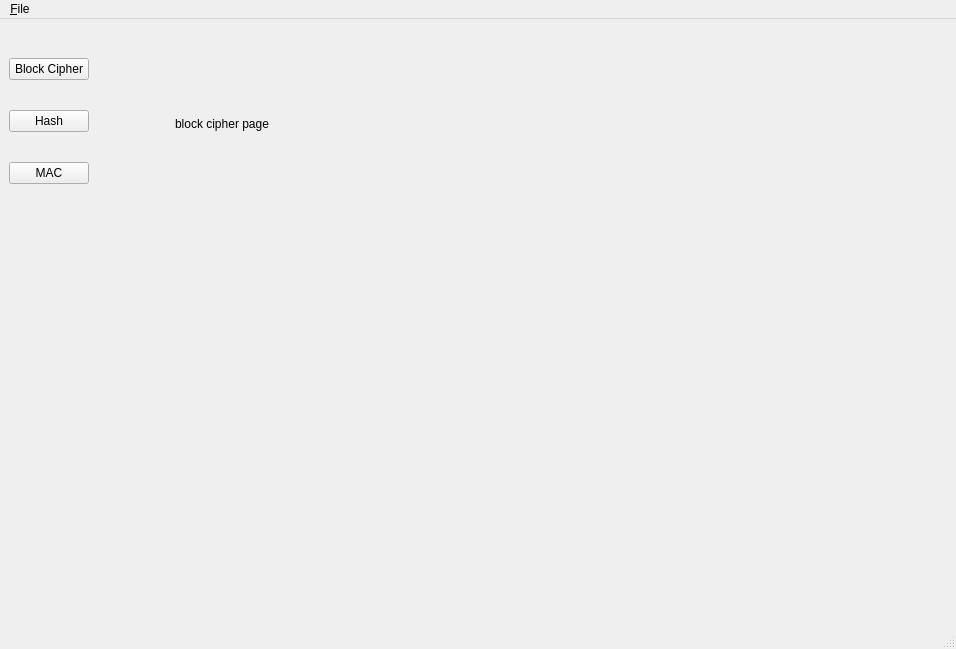
Qt form mainwindow.ui (GunwooYun/Crypttto) before a commit.
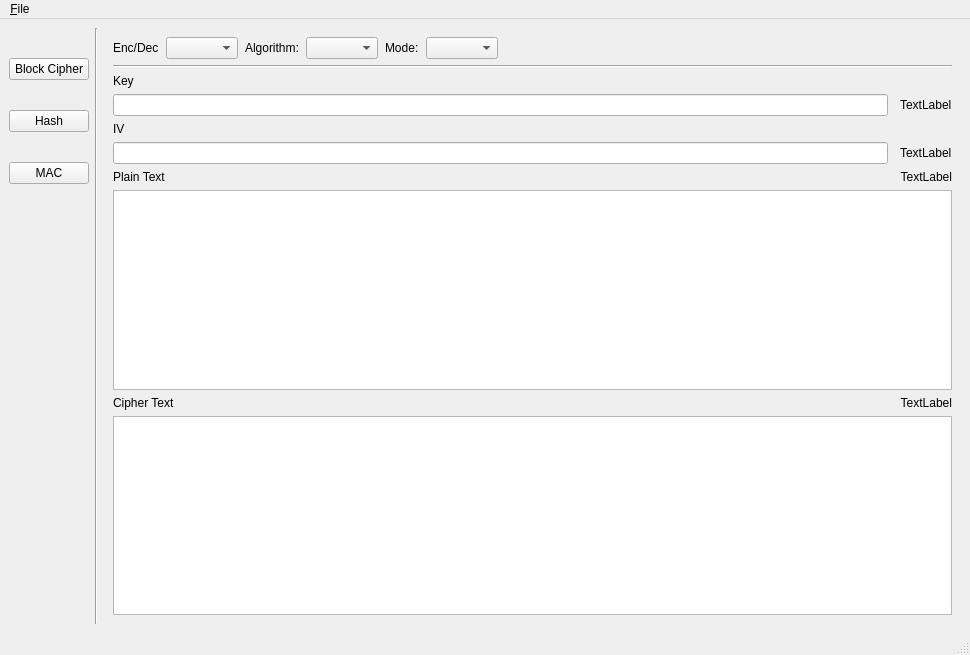
The same form after that commit. The open tabs and pages were chosen to show the change.

Commit message: Pages are implemented as code files

What changed in the file:
```diff
--- a/mainwindow.ui
+++ b/mainwindow.ui
@@ -6,8 +6,8 @@
    <rect>
     <x>0</x>
     <y>0</y>
-    <width>956</width>
-    <height>649</height>
+    <width>970</width>
+    <height>655</height>
    </rect>
   </property>
   <property name="windowTitle">
@@ -59,6 +59,13 @@
       </item>
      </layout>
     </item>
+    <item>
+     <widget class="Line" name="line_2">
+      <property name="orientation">
+       <enum>Qt::Vertical</enum>
+      </property>
+     </widget>
+    </item>
     <item>
      <widget class="QStackedWidget" name="stackedWidget">
       <property name="styleSheet">
@@ -89,19 +96,165 @@
          <height>0</height>
         </size>
        </property>
-       <widget class="QLabel" name="label">
-        <property name="geometry">
-         <rect>
-          <x>80</x>
-          <y>60</y>
-          <width>201</width>
-          <height>71</height>
-         </rect>
-        </property>
-        <property name="text">
-         <string>block cipher page</string>
-        </property>
-       </widget>
+       <layout class="QVBoxLayout" name="verticalLayout_4">
+        <item>
+         <layout class="QVBoxLayout" name="verticalLayout">
+          <item>
+           <layout class="QHBoxLayout" name="horizontalLayout_2" stretch="0,0,0,0,0,0,0">
+            <property name="spacing">
+             <number>7</number>
+            </property>
+            <item>
+             <widget class="QLabel" name="label_11">
+              <property name="text">
+               <string>Enc/Dec</string>
+              </property>
+             </widget>
+            </item>
+            <item>
+             <widget class="QComboBox" name="comboBox_3"/>
+            </item>
+            <item>
+             <widget class="QLabel" name="label_6">
+              <property name="text">
+               <string>Algorithm:</string>
+              </property>
+             </widget>
+            </item>
+            <item>
+             <widget class="QComboBox" name="comboBox"/>
+            </item>
+            <item>
+             <widget class="QLabel" name="label_7">
+              <property name="text">
+               <string>Mode:</string>
+              </property>
+             </widget>
+            </item>
+            <item>
+             <widget class="QComboBox" name="comboBox_2"/>
+            </item>
+            <item>
+             <spacer name="horizontalSpacer">
+              <property name="orientation">
+               <enum>Qt::Horizontal</enum>
+              </property>
+              <property name="sizeHint" stdset="0">
+               <size>
+                <width>50</width>
+                <height>20</height>
+               </size>
+              </property>
+             </spacer>
+            </item>
+           </layout>
+          </item>
+          <item>
+           <widget class="Line" name="line">
+            <property name="orientation">
+             <enum>Qt::Horizontal</enum>
+            </property>
+           </widget>
+          </item>
+          <item>
+           <widget class="QLabel" name="label_8">
+            <property name="text">
+             <string>Key</string>
+            </property>
+           </widget>
+          </item>
+          <item>
+           <layout class="QHBoxLayout" name="horizontalLayout_3" stretch="1,0">
+            <property name="spacing">
+             <number>12</number>
+            </property>
+            <item>
+             <widget class="QLineEdit" name="lineEdit"/>
+            </item>
+            <item>
+             <widget class="QLabel" name="label">
+              <property name="text">
+               <string>TextLabel</string>
+              </property>
+             </widget>
+            </item>
+           </layout>
+          </item>
+          <item>
+           <widget class="QLabel" name="label_9">
+            <property name="text">
+             <string>IV</string>
+            </property>
+           </widget>
+          </item>
+          <item>
+           <layout class="QHBoxLayout" name="horizontalLayout_4" stretch="0,0">
+            <property name="spacing">
+             <number>12</number>
+            </property>
+            <item>
+             <widget class="QLineEdit" name="lineEdit_2"/>
+            </item>
+            <item>
+             <widget class="QLabel" name="label_12">
+              <property name="text">
+               <string>TextLabel</string>
+              </property>
+             </widget>
+            </item>
+           </layout>
+          </item>
+          <item>
+           <layout class="QGridLayout" name="gridLayout">
+            <item row="0" column="0">
+             <widget class="QLabel" name="label_5">
+              <property name="text">
+               <string>Plain Text</string>
+              </property>
+             </widget>
+            </item>
+            <item row="0" column="1">
+             <widget class="QLabel" name="label_13">
+              <property name="text">
+               <string>TextLabel</string>
+              </property>
+              <property name="alignment">
+               <set>Qt::AlignRight|Qt::AlignTrailing|Qt::AlignVCenter</set>
+              </property>
+             </widget>
+            </item>
+            <item row="1" column="0" colspan="2">
+             <widget class="QTextEdit" name="textEdit"/>
+            </item>
+           </layout>
+          </item>
+          <item>
+           <layout class="QGridLayout" name="gridLayout_2">
+            <item row="0" column="0">
+             <widget class="QLabel" name="label_10">
+              <property name="text">
+               <string>Cipher Text</string>
+              </property>
+             </widget>
+            </item>
+            <item row="0" column="1">
+             <widget class="QLabel" name="label_14">
+              <property name="text">
+               <string>TextLabel</string>
+              </property>
+              <property name="alignment">
+               <set>Qt::AlignRight|Qt::AlignTrailing|Qt::AlignVCenter</set>
+              </property>
+             </widget>
+            </item>
+            <item row="1" column="0" colspan="2">
+             <widget class="QTextEdit" name="textEdit_2"/>
+            </item>
+           </layout>
+          </item>
+         </layout>
+        </item>
+       </layout>
       </widget>
       <widget class="QWidget" name="page_hash">
        <widget class="QLabel" name="label_3">
@@ -142,7 +295,7 @@
     <rect>
      <x>0</x>
      <y>0</y>
-     <width>956</width>
+     <width>970</width>
      <height>26</height>
     </rect>
    </property>
```
Left out of the diff: 2 changed lines with no effect on the pictures. The commit also changes 16 other files.
